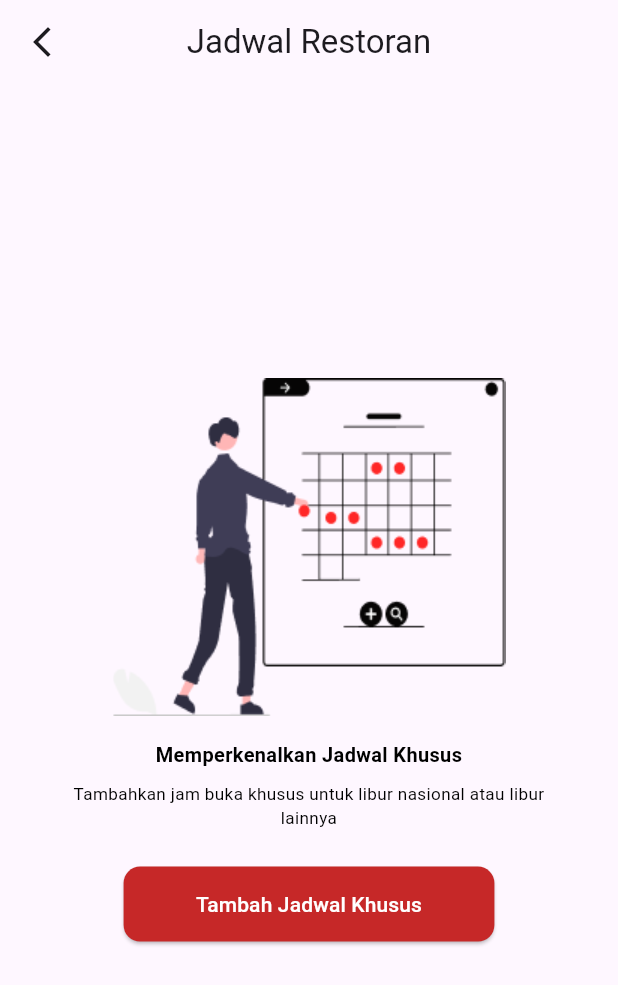
After one commit to Shade2012/warmindo_admin_ui, a Flutter app: the SchedulePage screen opened by its route, on a phone screen of 412 x 824 dp. The commit adds this screen. Shown: the top 985 px of the screen. Run offline on Flutter 3.47's test engine with Material 3 defaults, Android fonts, the phone set to English and light mode, and no system bars; our stand-ins replace flutter_svg, font_awesome_flutter, get, google_fonts, syncfusion_flutter_charts; Roboto replaces fonts that are missing (Oxygen).

Commit message:
style: [AF] add style schedule-page

```diff
--- /dev/null
+++ b/lib/pages/schedule_page/binding/schedule_binding.dart
@@ -0,0 +1,9 @@
+import 'package:get/get.dart';
+import 'package:warmindo_admin_ui/pages/schedule_page/controller/schedule_controller.dart';
+
+class ScheduleBinding extends Bindings {
+  @override
+  void dependencies() {
+    Get.lazyPut<ScheduleController>(() => ScheduleController());
+  }
+}
--- /dev/null
+++ b/lib/pages/schedule_page/controller/schedule_controller.dart
@@ -0,0 +1,5 @@
+import 'package:get/get.dart';
+
+class ScheduleController extends GetxController {
+
+}
--- /dev/null
+++ b/lib/pages/schedule_page/view/schedule_page.dart
@@ -0,0 +1,61 @@
+import 'package:flutter/material.dart';
+import 'package:warmindo_admin_ui/utils/themes/color_themes.dart';
+import 'package:warmindo_admin_ui/utils/themes/image_themes.dart';
+import 'package:warmindo_admin_ui/utils/themes/textstyle_themes.dart';
+
+class SchedulePage extends StatelessWidget {
+  const SchedulePage({Key? key}) : super(key: key);
+
+  @override
+  Widget build(BuildContext context) {
+    final screenWidth = MediaQuery.of(context).size.width;
+    final screenHeight = MediaQuery.of(context).size.height;
+
+    return Scaffold(
+      appBar: AppBar(
+        leading: Icon(Icons.arrow_back_ios_new),
+        title: Text('Jadwal Restoran'),
+        centerTitle: true,
+      ),
+      body: Center(
+        child: Padding(
+          padding: EdgeInsets.symmetric(
+            horizontal: screenWidth * 0.1,
+            vertical: screenHeight * 0.03,
+          ),
+          child: Column(
+            mainAxisAlignment: MainAxisAlignment.center,
+            children: [
+              Image.asset(Images.datePicker),
+              SizedBox(height: screenHeight * 0.02), // 2% dari tinggi layar
+              Text(
+                'Memperkenalkan Jadwal Khusus',
+                textAlign: TextAlign.center,
+                style: scheduleTitleTextStyle,
+              ),
+              SizedBox(height: screenHeight * 0.01),
+              Text(
+                'Tambahkan jam buka khusus untuk libur nasional atau libur lainnya',
+                textAlign: TextAlign.center,
+                style: scheduleContentTextStyle,
+              ),
+              SizedBox(height: screenHeight * 0.03),
+              ElevatedButton(
+                onPressed: () {},
+                style: ElevatedButton.styleFrom(
+                  backgroundColor: ColorResources.primaryColor,
+                  foregroundColor: ColorResources.primaryColorLight,
+                  minimumSize: Size(screenWidth * 0.6, 50),
+                  shape: RoundedRectangleBorder(
+                    borderRadius: BorderRadius.circular(11),
+                  ),
+                ),
+                child: Text('Tambah Jadwal Khusus'),
+              ),
+            ],
+          ),
+        ),
+      ),
+    );
+  }
+}
--- a/lib/pages/shop_page/binding/shop_binding.dart
+++ /dev/null
@@ -1,9 +0,0 @@
-import 'package:get/get.dart';
-import 'package:warmindo_admin_ui/pages/shop_page/controller/shop_controller.dart';
-
-class ShopBinding extends Bindings {
-  @override
-  void dependencies() {
-    Get.lazyPut<ShopController>(() => ShopController());
-  }
-}
--- a/lib/pages/shop_page/controller/shop_controller.dart
+++ /dev/null
@@ -1,5 +0,0 @@
-import 'package:get/get.dart';
-
-class ShopController extends GetxController {
-
-}
--- a/lib/pages/shop_page/view/shop_page.dart
+++ /dev/null
@@ -1,14 +0,0 @@
-import 'package:flutter/material.dart';
-
-class ShopPage extends StatelessWidget {
-  const ShopPage({super.key});
-
-  @override
-  Widget build(BuildContext context) {
-    return const Scaffold(
-      body: Center(
-        child: Text('Shop Page'),
-      ),
-    );
-  }
-}
--- a/lib/pages/widget/bottom_sheet_shop.dart
+++ b/lib/pages/widget/bottom_sheet_shop.dart
@@ -1,4 +1,6 @@
 import 'package:flutter/material.dart';
+import 'package:get/get.dart';
+import 'package:warmindo_admin_ui/routes/AppPages.dart';
 import 'package:warmindo_admin_ui/utils/themes/color_themes.dart';
 import 'package:warmindo_admin_ui/utils/themes/textstyle_themes.dart';
 
@@ -212,7 +214,7 @@ class _BottomSheetShopState extends State<BottomSheetShop> {
                     alignment: Alignment.centerRight,
                     child: IconButton(
                       onPressed: () {
-                        Navigator.pop(context);
+                        Get.toNamed(Routes.SCHEDULE_PAGE);
                       },
                       icon: Icon(Icons.arrow_forward_ios_rounded),
                     ),
--- a/lib/routes/AppPages.dart
+++ b/lib/routes/AppPages.dart
@@ -30,8 +30,8 @@ import 'package:warmindo_admin_ui/pages/sales_detail_page/binding/sales_detail_b
 import 'package:warmindo_admin_ui/pages/sales_detail_page/view/sales_detail_page.dart';
 import 'package:warmindo_admin_ui/pages/setting_page/binding/settings_binding.dart';
 import 'package:warmindo_admin_ui/pages/setting_page/view/settings_page.dart';
-import 'package:warmindo_admin_ui/pages/shop_page/binding/shop_binding.dart';
-import 'package:warmindo_admin_ui/pages/shop_page/view/shop_page.dart';
+import 'package:warmindo_admin_ui/pages/schedule_page/binding/schedule_binding.dart';
+import 'package:warmindo_admin_ui/pages/schedule_page/view/schedule_page.dart';
 import 'package:warmindo_admin_ui/pages/splash_page/binding/splash_binding.dart';
 import 'package:warmindo_admin_ui/pages/splash_page/view/splash_page.dart';
 import 'package:warmindo_admin_ui/pages/voucher_page/binding/voucher_binding.dart';
@@ -69,9 +69,9 @@ class AppPages {
         transition: Transition.fadeIn,
         transitionDuration: const Duration(milliseconds: 1500)),
     GetPage(
-        name: _Paths.SHOP_PAGE,
-        page: () => ShopPage(),
-        binding: ShopBinding(),
+        name: _Paths.SCHEDULE_PAGE,
+        page: () => SchedulePage(),
+        binding: ScheduleBinding(),
         transition: Transition.fadeIn,
         transitionDuration: const Duration(milliseconds: 500)),
     GetPage(
--- a/lib/routes/AppRoutes.dart
+++ b/lib/routes/AppRoutes.dart
@@ -16,7 +16,7 @@ abstract class Routes {
   static const ORDER_PAGE = _Paths.ORDER_PAGE;
   static const SETTINGS_PAGE = _Paths.SETTINGS_PAGE;
   static const VERIFY_PAGE = _Paths.VERIFY_PAGE;
-  static const SHOP_PAGE = _Paths.SHOP_PAGE;
+  static const SCHEDULE_PAGE = _Paths.SCHEDULE_PAGE;
   static const EDIT_PROFILE_PAGE = _Paths.EDIT_PROFILE_PAGE;
   static const VOUCHER_PAGE = _Paths.VOUCHER_PAGE;
   static const GENERAL_INFORMATION_PAGE = _Paths.GENERAL_INFORMATION_PAGE;
@@ -43,7 +43,7 @@ abstract class _Paths {
   static const ORDER_PAGE = '/order-page';
   static const SETTINGS_PAGE = '/settings-page';
   static const VERIFY_PAGE = '/verify-page';
-  static const SHOP_PAGE = '/shop-page';
+  static const SCHEDULE_PAGE = '/schedule-page';
   static const EDIT_PROFILE_PAGE = '/edit-profile-page';
   static const VOUCHER_PAGE = '/voucher-page';
   static const GENERAL_INFORMATION_PAGE = '/general-information-page';
--- a/lib/utils/themes/image_themes.dart
+++ b/lib/utils/themes/image_themes.dart
@@ -10,4 +10,5 @@ class Images {
   static const String userImage = 'assets/images/user.png';
   static const String profileBg = 'assets/images/profilebg.jpg';
   static const String defaultImage = 'assets/images/default_image.png';
+  static const String datePicker = 'assets/images/date_picker.png';
 }
--- a/lib/utils/themes/textstyle_themes.dart
+++ b/lib/utils/themes/textstyle_themes.dart
@@ -375,3 +375,15 @@ TextStyle contentSmallBtsShopTextStyle = GoogleFonts.oxygen(
         color: primaryTextColor,
         fontWeight: FontWeight.bold,
         fontSize: figmaFontsize(12)));
+
+TextStyle scheduleTitleTextStyle = GoogleFonts.oxygen(
+    textStyle: TextStyle(
+        color: primaryTextColor,
+        fontWeight: FontWeight.bold,
+        fontSize: figmaFontsize(14)));
+
+TextStyle scheduleContentTextStyle = GoogleFonts.oxygen(
+    textStyle: TextStyle(
+        color: primaryTextColor,
+        fontWeight: FontWeight.normal,
+        fontSize: figmaFontsize(12)));
```
Also changed, not shown: assets/images/date_picker.png (added), assets/images/date_picker.svg (added).
